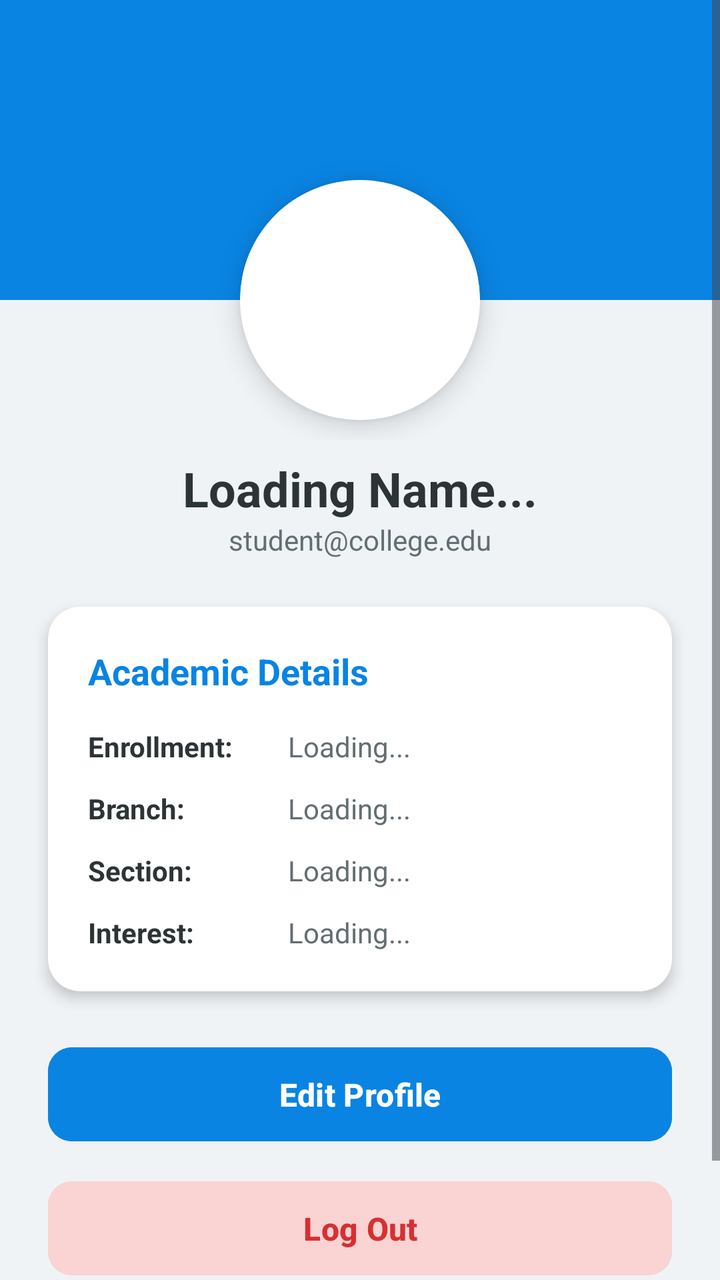
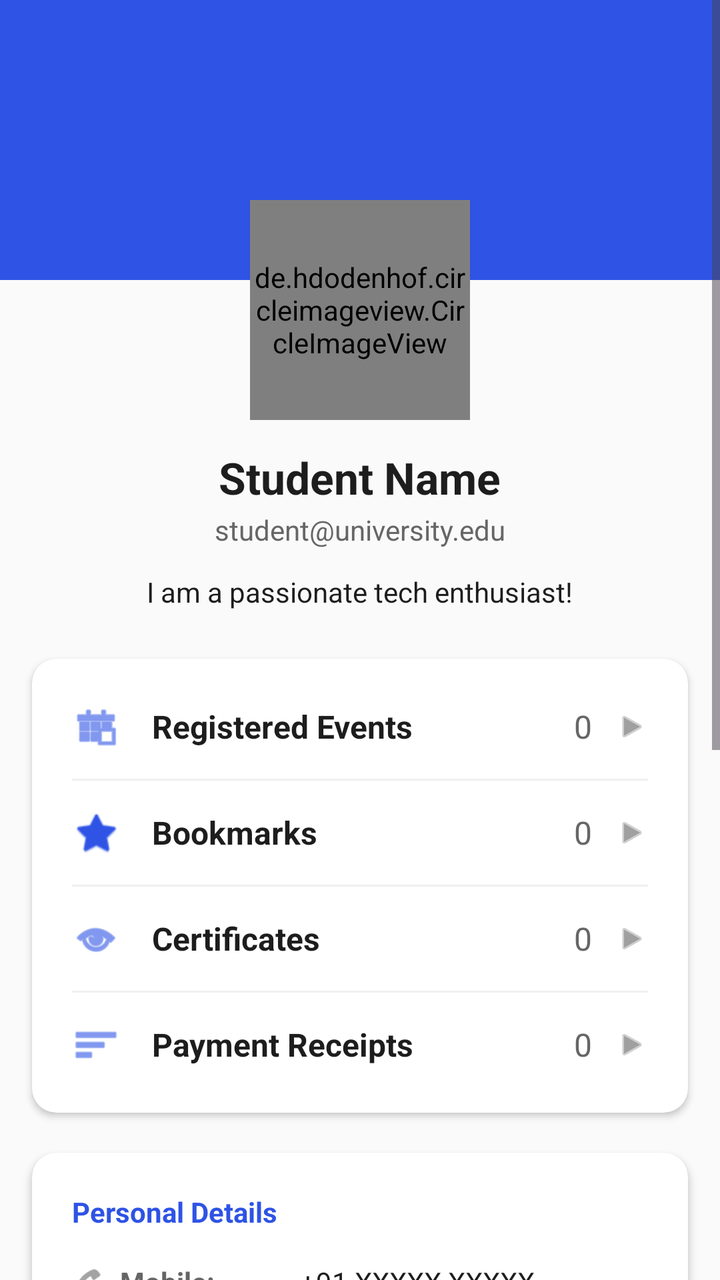

Before-and-after screenshots of an Android layout around one commit, followed by the original layout XML and the change that was made.
<!-- AndroidManifest.xml: application theme Theme.Campus_Sphere -->
<!-- res/layout/activity_profile_fixed.xml -->
<?xml version="1.0" encoding="utf-8"?>
<ScrollView xmlns:android="http://schemas.android.com/apk/res/android"
    xmlns:app="http://schemas.android.com/apk/res-auto"
    android:layout_width="match_parent"
    android:layout_height="match_parent"
    android:background="#EFF3F6"
    android:fillViewport="true">

    <LinearLayout
        android:layout_width="match_parent"
        android:layout_height="wrap_content"
        android:orientation="vertical"
        android:gravity="center_horizontal"
        android:paddingBottom="40dp">

        <FrameLayout
            android:layout_width="match_parent"
            android:layout_height="220dp">

            <View
                android:layout_width="match_parent"
                android:layout_height="150dp"
                android:background="#0984E3" />

            <androidx.cardview.widget.CardView
                android:layout_width="120dp"
                android:layout_height="120dp"
                android:layout_gravity="center_horizontal|bottom"
                android:layout_marginBottom="10dp"
                app:cardCornerRadius="60dp"
                app:cardElevation="8dp">

                <ImageView
                    android:id="@+id/profileImageDisplay"
                    android:layout_width="match_parent"
                    android:layout_height="match_parent"
                    android:src="@android:drawable/sym_def_app_icon"
                    android:scaleType="centerCrop"
                    android:background="#FFFFFF"/>
            </androidx.cardview.widget.CardView>
        </FrameLayout>

        <TextView
            android:id="@+id/profileName"
            android:layout_width="wrap_content"
            android:layout_height="wrap_content"
            android:text="Loading Name..."
            android:textSize="24sp"
            android:textStyle="bold"
            android:textColor="#2D3436"
            android:layout_marginTop="8dp"/>

        <TextView
            android:id="@+id/profileEmail"
            android:layout_width="wrap_content"
            android:layout_height="wrap_content"
            android:text="student@college.edu"
            android:textSize="14sp"
            android:textColor="#636E72"
            android:layout_marginBottom="24dp"/>

        <androidx.cardview.widget.CardView
            android:layout_width="match_parent"
            android:layout_height="wrap_content"
            android:layout_marginHorizontal="24dp"
            android:layout_marginBottom="24dp"
            app:cardCornerRadius="16dp"
            app:cardElevation="4dp"
            app:cardBackgroundColor="#FFFFFF">

            <LinearLayout
                android:layout_width="match_parent"
                android:layout_height="wrap_content"
                android:orientation="vertical"
                android:padding="20dp">

                <TextView
                    android:text="Academic Details"
                    android:textSize="18sp"
                    android:layout_width="wrap_content"
                    android:layout_height="wrap_content"
                    android:textStyle="bold"
                    android:textColor="#0984E3"
                    android:layout_marginBottom="16dp"/>

                <LinearLayout
                    android:layout_width="match_parent"
                    android:layout_height="wrap_content"
                    android:orientation="horizontal"
                    android:layout_marginBottom="12dp">
                    <TextView
                        android:text="Enrollment:"
                        android:textStyle="bold"
                        android:textColor="#2D3436"
                        android:layout_width="100dp"
                        android:layout_height="wrap_content"/>
                    <TextView
                        android:id="@+id/profileEnrollment"
                        android:text="Loading..."
                        android:textColor="#636E72"
                        android:layout_width="wrap_content"
                        android:layout_height="wrap_content"/>
                </LinearLayout>

                <LinearLayout
                    android:layout_width="match_parent"
                    android:layout_height="wrap_content"
                    android:orientation="horizontal"
                    android:layout_marginBottom="12dp">
                    <TextView
                        android:text="Branch:"
                        android:textStyle="bold"
                        android:textColor="#2D3436"
                        android:layout_width="100dp"
                        android:layout_height="wrap_content"/>
                    <TextView
                        android:id="@+id/profileBranch"
                        android:text="Loading..."
                        android:textColor="#636E72"
                        android:layout_width="wrap_content"
                        android:layout_height="wrap_content"/>
                </LinearLayout>

                <LinearLayout
                    android:layout_width="match_parent"
                    android:layout_height="wrap_content"
                    android:orientation="horizontal"
                    android:layout_marginBottom="12dp">
                    <TextView
                        android:text="Section:"
                        android:textStyle="bold"
                        android:textColor="#2D3436"
                        android:layout_width="100dp"
                        android:layout_height="wrap_content"/>
                    <TextView
                        android:id="@+id/profileSection"
                        android:text="Loading..."
                        android:textColor="#636E72"
                        android:layout_width="wrap_content"
                        android:layout_height="wrap_content"/>
                </LinearLayout>

                <LinearLayout
                    android:layout_width="match_parent"
                    android:layout_height="wrap_content"
                    android:orientation="horizontal">
                    <TextView
                        android:text="Interest:"
                        android:textStyle="bold"
                        android:textColor="#2D3436"
                        android:layout_width="100dp"
                        android:layout_height="wrap_content"/>
                    <TextView
                        android:id="@+id/profileInterest"
                        android:text="Loading..."
                        android:textColor="#636E72"
                        android:layout_width="wrap_content"
                        android:layout_height="wrap_content"/>
                </LinearLayout>

            </LinearLayout>
        </androidx.cardview.widget.CardView>

        <Button
            android:id="@+id/editProfileBtn"
            android:layout_width="match_parent"
            android:layout_height="55dp"
            android:layout_marginHorizontal="24dp"
            android:text="Edit Profile"
            android:textSize="16sp"
            android:textStyle="bold"
            android:textColor="#FFFFFF"
            android:backgroundTint="#0984E3"
            app:cornerRadius="12dp"
            android:layout_marginBottom="12dp"/>

        <Button
            android:id="@+id/logoutBtn"
            android:layout_width="match_parent"
            android:layout_height="55dp"
            android:layout_marginHorizontal="24dp"
            android:text="Log Out"
            android:textSize="16sp"
            android:textStyle="bold"
            android:textColor="#D63031"
            android:backgroundTint="#FAD3D3"
            app:cornerRadius="12dp"
            android:layout_marginBottom="24dp"/>

    </LinearLayout>
</ScrollView>
<!-- resources referenced by this layout -->
<resources>
  <style name="Theme.Campus_Sphere" parent="Base.Theme.Campus_Sphere" />
  <style name="Base.Theme.Campus_Sphere" parent="Theme.Material3.DayNight.NoActionBar">
          
          
      </style>
</resources>

<!-- the commit's change to res/layout/activity_profile_fixed.xml (unified diff, before → after) -->
@@ -3,188 +3,358 @@
     xmlns:app="http://schemas.android.com/apk/res-auto"
     android:layout_width="match_parent"
     android:layout_height="match_parent"
-    android:background="#EFF3F6"
+    android:background="#FAFAFA"
     android:fillViewport="true">
 
     <LinearLayout
         android:layout_width="match_parent"
         android:layout_height="wrap_content"
         android:orientation="vertical"
-        android:gravity="center_horizontal"
         android:paddingBottom="40dp">
 
+        
         <FrameLayout
             android:layout_width="match_parent"
             android:layout_height="220dp">
 
             <View
                 android:layout_width="match_parent"
-                android:layout_height="150dp"
-                android:background="#0984E3" />
-
-            <androidx.cardview.widget.CardView
-                android:layout_width="120dp"
-                android:layout_height="120dp"
+                android:layout_height="140dp"
+                android:background="#2E53E5" />
+
+            <de.hdodenhof.circleimageview.CircleImageView
+                android:id="@+id/profileImageDisplay"
+                android:layout_width="110dp"
+                android:layout_height="110dp"
                 android:layout_gravity="center_horizontal|bottom"
                 android:layout_marginBottom="10dp"
-                app:cardCornerRadius="60dp"
-                app:cardElevation="8dp">
-
-                <ImageView
-                    android:id="@+id/profileImageDisplay"
-                    android:layout_width="match_parent"
-                    android:layout_height="match_parent"
-                    android:src="@android:drawable/sym_def_app_icon"
-                    android:scaleType="centerCrop"
-                    android:background="#FFFFFF"/>
-            </androidx.cardview.widget.CardView>
+                android:src="@android:drawable/sym_def_app_icon"
+                app:civ_border_color="#FFFFFF"
+                app:civ_border_width="4dp"/>
         </FrameLayout>
 
-        <TextView
-            android:id="@+id/profileName"
-            android:layout_width="wrap_content"
+        
+        <LinearLayout
+            android:layout_width="match_parent"
             android:layout_height="wrap_content"
-            android:text="Loading Name..."
-            android:textSize="24sp"
-            android:textStyle="bold"
-            android:textColor="#2D3436"
-            android:layout_marginTop="8dp"/>
-
-        <TextView
-            android:id="@+id/profileEmail"
-            android:layout_width="wrap_content"
+            android:orientation="vertical"
+            android:gravity="center_horizontal"
+            android:paddingHorizontal="16dp">
+
+            <TextView
+                android:id="@+id/profileName"
+                android:layout_width="wrap_content"
+                android:layout_height="wrap_content"
+                android:text="Student Name"
+                android:textSize="22sp"
+                android:textStyle="bold"
+                android:textColor="#1D1D1D"
+                android:layout_marginTop="4dp"/>
+
+            <TextView
+                android:id="@+id/profileEmail"
+                android:layout_width="wrap_content"
+                android:layout_height="wrap_content"
+                android:text="student@university.edu"
+                android:textSize="14sp"
+                android:textColor="#666666"
+                android:layout_marginTop="2dp"/>
+                
+            <TextView
+                android:id="@+id/profileBio"
+                android:layout_width="wrap_content"
+                android:layout_height="wrap_content"
+                android:text="I am a passionate tech enthusiast!"
+                android:textSize="14sp"
+                android:textColor="#1D1D1D"
+                android:layout_marginTop="12dp"
+                android:textAlignment="center"/>
+        </LinearLayout>
+
+        
+        <androidx.cardview.widget.CardView
+            android:layout_width="match_parent"
             android:layout_height="wrap_content"
-            android:text="student@college.edu"
-            android:textSize="14sp"
-            android:textColor="#636E72"
-            android:layout_marginBottom="24dp"/>
-
-        <androidx.cardview.widget.CardView
-            android:layout_width="match_parent"
-            android:layout_height="wrap_content"
-            android:layout_marginHorizontal="24dp"
-            android:layout_marginBottom="24dp"
-            app:cardCornerRadius="16dp"
-            app:cardElevation="4dp"
+            android:layout_marginHorizontal="16dp"
+            android:layout_marginTop="24dp"
+            app:cardCornerRadius="12dp"
+            app:cardElevation="2dp"
             app:cardBackgroundColor="#FFFFFF">
 
             <LinearLayout
                 android:layout_width="match_parent"
                 android:layout_height="wrap_content"
                 android:orientation="vertical"
+                android:paddingVertical="8dp">
+
+                
+                <LinearLayout
+                    android:id="@+id/sectionRegisteredEvents"
+                    android:layout_width="match_parent"
+                    android:layout_height="wrap_content"
+                    android:orientation="horizontal"
+                    android:paddingHorizontal="20dp"
+                    android:paddingVertical="14dp"
+                    android:gravity="center_vertical"
+                    android:clickable="true"
+                    android:focusable="true"
+                    android:background="?android:attr/selectableItemBackground">
+                    <ImageView android:layout_width="24dp" android:layout_height="24dp" android:src="@android:drawable/ic_menu_today" app:tint="#2E53E5"/>
+                    <TextView android:layout_width="0dp" android:layout_weight="1" android:layout_height="wrap_content" android:text="Registered Events" android:textSize="16sp" android:textColor="#1D1D1D" android:layout_marginStart="16dp" android:textStyle="bold"/>
+                    <TextView android:id="@+id/profileEvents" android:layout_width="wrap_content" android:layout_height="wrap_content" android:text="0" android:textSize="16sp" android:textColor="#666666" android:layout_marginEnd="12dp"/>
+                    <ImageView android:layout_width="16dp" android:layout_height="16dp" android:src="@android:drawable/ic_media_play" app:tint="#A0A0A0"/>
+                </LinearLayout>
+
+                <View android:layout_width="match_parent" android:layout_height="1dp" android:background="#F0F0F0" android:layout_marginHorizontal="20dp"/>
+
+                
+                <LinearLayout
+                    android:id="@+id/sectionBookmarks"
+                    android:layout_width="match_parent"
+                    android:layout_height="wrap_content"
+                    android:orientation="horizontal"
+                    android:paddingHorizontal="20dp"
+                    android:paddingVertical="14dp"
+                    android:gravity="center_vertical"
+                    android:clickable="true"
+                    android:focusable="true"
+                    android:background="?android:attr/selectableItemBackground">
+                    <ImageView android:layout_width="24dp" android:layout_height="24dp" android:src="@android:drawable/btn_star_big_off" app:tint="#2E53E5"/>
+                    <TextView android:layout_width="0dp" android:layout_weight="1" android:layout_height="wrap_content" android:text="Bookmarks" android:textSize="16sp" android:textColor="#1D1D1D" android:layout_marginStart="16dp" android:textStyle="bold"/>
+                    <TextView android:id="@+id/profileBookmarks" android:layout_width="wrap_content" android:layout_height="wrap_content" android:text="0" android:textSize="16sp" android:textColor="#666666" android:layout_marginEnd="12dp"/>
+                    <ImageView android:layout_width="16dp" android:layout_height="16dp" android:src="@android:drawable/ic_media_play" app:tint="#A0A0A0"/>
+                </LinearLayout>
+
+                <View android:layout_width="match_parent" android:layout_height="1dp" android:background="#F0F0F0" android:layout_marginHorizontal="20dp"/>
+
+                
+                <LinearLayout
+                    android:id="@+id/sectionCertificates"
+                    android:layout_width="match_parent"
+                    android:layout_height="wrap_content"
+                    android:orientation="horizontal"
+                    android:paddingHorizontal="20dp"
+                    android:paddingVertical="14dp"
+                    android:gravity="center_vertical"
+                    android:clickable="true"
+                    android:focusable="true"
+                    android:background="?android:attr/selectableItemBackground">
+                    <ImageView android:layout_width="24dp" android:layout_height="24dp" android:src="@android:drawable/ic_menu_view" app:tint="#2E53E5"/>
+                    <TextView android:layout_width="0dp" android:layout_weight="1" android:layout_height="wrap_content" android:text="Certificates" android:textSize="16sp" android:textColor="#1D1D1D" android:layout_marginStart="16dp" android:textStyle="bold"/>
+                    <TextView android:id="@+id/profileCertificates" android:layout_width="wrap_content" android:layout_height="wrap_content" android:text="0" android:textSize="16sp" android:textColor="#666666" android:layout_marginEnd="12dp"/>
+                    <ImageView android:layout_width="16dp" android:layout_height="16dp" android:src="@android:drawable/ic_media_play" app:tint="#A0A0A0"/>
+                </LinearLayout>
+
+                <View android:layout_width="match_parent" android:layout_height="1dp" android:background="#F0F0F0" android:layout_marginHorizontal="20dp"/>
+
+                
+                <LinearLayout
+                    android:id="@+id/sectionReceipts"
+                    android:layout_width="match_parent"
+                    android:layout_height="wrap_content"
+                    android:orientation="horizontal"
+                    android:paddingHorizontal="20dp"
+                    android:paddingVertical="14dp"
+                    android:gravity="center_vertical"
+                    android:clickable="true"
+                    android:focusable="true"
+                    android:background="?android:attr/selectableItemBackground">
+                    <ImageView android:layout_width="24dp" android:layout_height="24dp" android:src="@android:drawable/ic_menu_sort_by_size" app:tint="#2E53E5"/>
+                    <TextView android:layout_width="0dp" android:layout_weight="1" android:layout_height="wrap_content" android:text="Payment Receipts" android:textSize="16sp" android:textColor="#1D1D1D" android:layout_marginStart="16dp" android:textStyle="bold"/>
+                    <TextView android:id="@+id/profileReceipts" android:layout_width="wrap_content" android:layout_height="wrap_content" android:text="0" android:textSize="16sp" android:textColor="#666666" android:layout_marginEnd="12dp"/>
+                    <ImageView android:layout_width="16dp" android:layout_height="16dp" android:src="@android:drawable/ic_media_play" app:tint="#A0A0A0"/>
+                </LinearLayout>
+
+            </LinearLayout>
+        </androidx.cardview.widget.CardView>
+
+        
+        <androidx.cardview.widget.CardView
+            android:layout_width="match_parent"
+            android:layout_height="wrap_content"
+            android:layout_marginHorizontal="16dp"
+            android:layout_marginTop="20dp"
+            android:layout_marginBottom="16dp"
+            app:cardCornerRadius="12dp"
+            app:cardElevation="2dp"
+            app:cardBackgroundColor="#FFFFFF">
+
+            <LinearLayout
+                android:layout_width="match_parent"
+                android:layout_height="wrap_content"
+                android:orientation="vertical"
                 android:padding="20dp">
+
+                <TextView
+                    android:text="Personal Details"
+                    android:textSize="14sp"
+                    android:layout_width="wrap_content"
+                    android:layout_height="wrap_content"
+                    android:textStyle="bold"
+                    android:textColor="#2E53E5"
+                    android:layout_marginBottom="16dp"/>
+
+                
+                <LinearLayout
+                    android:layout_width="match_parent"
+                    android:layout_height="wrap_content"
+                    android:orientation="horizontal"
+                    android:layout_marginBottom="12dp">
+                    <ImageView android:layout_width="16dp" android:layout_height="16dp" android:src="@android:drawable/ic_menu_call" app:tint="#666666" android:layout_gravity="center_vertical"/>
+                    <TextView
+                        android:text="Mobile:"
+                        android:textStyle="bold"
+                        android:textColor="#666666"
+                        android:layout_width="90dp"
+                        android:layout_height="wrap_content"
+                        android:layout_marginStart="8dp"/>
+                    <TextView
+                        android:id="@+id/profileMobile"
+                        android:text="+91 XXXXX XXXXX"
+                        android:textColor="#1D1D1D"
+                        android:layout_width="wrap_content"
+                        android:layout_height="wrap_content"/>
+                </LinearLayout>
+
+                <View android:layout_width="match_parent" android:layout_height="1dp" android:background="#F0F0F0" android:layout_marginBottom="12dp"/>
 
                 <TextView
                     android:text="Academic Details"
-                    android:textSize="18sp"
+                    android:textSize="14sp"
                     android:layout_width="wrap_content"
                     android:layout_height="wrap_content"
                     android:textStyle="bold"
-                    android:textColor="#0984E3"
+                    android:textColor="#2E53E5"
                     android:layout_marginBottom="16dp"/>
 
+                
                 <LinearLayout
                     android:layout_width="match_parent"
                     android:layout_height="wrap_content"
                     android:orientation="horizontal"
                     android:layout_marginBottom="12dp">
+                    <ImageView android:layout_width="16dp" android:layout_height="16dp" android:src="@android:drawable/ic_menu_myplaces" app:tint="#666666" android:layout_gravity="center_vertical"/>
                     <TextView
                         android:text="Enrollment:"
                         android:textStyle="bold"
-                        android:textColor="#2D3436"
-                        android:layout_width="100dp"
-                        android:layout_height="wrap_content"/>
+                        android:textColor="#666666"
+                        android:layout_width="90dp"
+                        android:layout_height="wrap_content"
+                        android:layout_marginStart="8dp"/>
                     <TextView
                         android:id="@+id/profileEnrollment"
-                        android:text="Loading..."
-                        android:textColor="#636E72"
+                        android:text="000000XXXX"
+                        android:textColor="#1D1D1D"
                         android:layout_width="wrap_content"
                         android:layout_height="wrap_content"/>
                 </LinearLayout>
 
+                
                 <LinearLayout
                     android:layout_width="match_parent"
                     android:layout_height="wrap_content"
                     android:orientation="horizontal"
                     android:layout_marginBottom="12dp">
+                    <ImageView android:layout_width="16dp" android:layout_height="16dp" android:src="@android:drawable/ic_menu_agenda" app:tint="#666666" android:layout_gravity="center_vertical"/>
                     <TextView
                         android:text="Branch:"
                         android:textStyle="bold"
-                        android:textColor="#2D3436"
-                        android:layout_width="100dp"
-                        android:layout_height="wrap_content"/>
+                        android:textColor="#666666"
+                        android:layout_width="90dp"
+                        android:layout_height="wrap_content"
+                        android:layout_marginStart="8dp"/>
                     <TextView
                         android:id="@+id/profileBranch"
-                        android:text="Loading..."
-                        android:textColor="#636E72"
+                        android:text="CSE"
+                        android:textColor="#1D1D1D"
                         android:layout_width="wrap_content"
                         android:layout_height="wrap_content"/>
                 </LinearLayout>
 
+                
                 <LinearLayout
                     android:layout_width="match_parent"
                     android:layout_height="wrap_content"
                     android:orientation="horizontal"
                     android:layout_marginBottom="12dp">
-                    <TextView
-                        android:text="Section:"
-                        android:textStyle="bold"
-                        android:textColor="#2D3436"
-                        android:layout_width="100dp"
-                        android:layout_height="wrap_content"/>
-                    <TextView
-                        android:id="@+id/profileSection"
-                        android:text="Loading..."
-                        android:textColor="#636E72"
+                    <ImageView android:layout_width="16dp" android:layout_height="16dp" android:src="@android:drawable/ic_menu_today" app:tint="#666666" android:layout_gravity="center_vertical"/>
+                    <TextView
+                        android:text="Year:"
+                        android:textStyle="bold"
+                        android:textColor="#666666"
+                        android:layout_width="90dp"
+                        android:layout_height="wrap_content"
+                        android:layout_marginStart="8dp"/>
+                    <TextView
+                        android:id="@+id/profileYear"
+                        android:text="3rd Year"
+                        android:textColor="#1D1D1D"
                         android:layout_width="wrap_content"
                         android:layout_height="wrap_content"/>
                 </LinearLayout>
-
+                
+                <View android:layout_width="match_parent" android:layout_height="1dp" android:background="#F0F0F0" android:layout_marginBottom="12dp"/>
+
+                <TextView
+                    android:text="Other"
+                    android:textSize="14sp"
+                    android:layout_width="wrap_content"
+                    android:layout_height="wrap_content"
+                    android:textStyle="bold"
+                    android:textColor="#2E53E5"
+                    android:layout_marginBottom="16dp"/>
+
+                
                 <LinearLayout
                     android:layout_width="match_parent"
                     android:layout_height="wrap_content"
                     android:orientation="horizontal">
-                    <TextView
-                        android:text="Interest:"
-                        android:textStyle="bold"
-                        android:textColor="#2D3436"
-                        android:layout_width="100dp"
-                        android:layout_height="wrap_content"/>
+                    <ImageView android:layout_width="16dp" android:layout_height="16dp" android:src="@android:drawable/ic_menu_compass" app:tint="#666666" android:layout_gravity="top"/>
+                    <TextView
+                        android:text="Interests:"
+                        android:textStyle="bold"
+                        android:textColor="#666666"
+                        android:layout_width="90dp"
+                        android:layout_height="wrap_content"
+                        android:layout_marginStart="8dp"/>
                     <TextView
                         android:id="@+id/profileInterest"
-                        android:text="Loading..."
-                        android:textColor="#636E72"
-                        android:layout_width="wrap_content"
+                        android:text="Coding, Design UI"
+                        android:textColor="#1D1D1D"
+                        android:layout_width="0dp"
+                        android:layout_weight="1"
                         android:layout_height="wrap_content"/>
                 </LinearLayout>
 
             </LinearLayout>
         </androidx.cardview.widget.CardView>
 
-        <Button
+        <com.google.android.material.button.MaterialButton
             android:id="@+id/editProfileBtn"
             android:layout_width="match_parent"
             android:layout_height="55dp"
-            android:layout_marginHorizontal="24dp"
-            android:text="Edit Profile"
+            android:layout_marginHorizontal="16dp"
+            android:text="Edit Details"
             android:textSize="16sp"
             android:textStyle="bold"
-            android:textColor="#FFFFFF"
-            android:backgroundTint="#0984E3"
-            app:cornerRadius="12dp"
+            android:textColor="#2E53E5"
+            android:backgroundTint="#F0F4FF"
+            app:cornerRadius="8dp"
+            app:elevation="0dp"
             android:layout_marginBottom="12dp"/>
 
-        <Button
+        <com.google.android.material.button.MaterialButton
             android:id="@+id/logoutBtn"
             android:layout_width="match_parent"
             android:layout_height="55dp"
-            android:layout_marginHorizontal="24dp"
-            android:text="Log Out"
+            android:layout_marginHorizontal="16dp"
+            android:text="Logout"
             android:textSize="16sp"
             android:textStyle="bold"
-            android:textColor="#D63031"
-            android:backgroundTint="#FAD3D3"
-            app:cornerRadius="12dp"
+            android:textColor="#EF4444"
+            android:backgroundTint="#FEF2F2"
+            app:cornerRadius="8dp"
+            app:elevation="0dp"
             android:layout_marginBottom="24dp"/>
 
     </LinearLayout>
<!-- resource entries referenced after the edit -->
@@ -2,8 +2,25 @@
 <resources>
   <style name="Theme.Campus_Sphere" parent="Base.Theme.Campus_Sphere" />
   <style name="Base.Theme.Campus_Sphere" parent="Theme.Material3.DayNight.NoActionBar">
-          
-          
+          <item name="colorPrimary">@color/app_primary</item>
+          <item name="colorOnPrimary">@color/app_on_primary</item>
+          <item name="colorPrimaryContainer">@color/app_primary_container</item>
+          <item name="colorSecondary">@color/app_secondary</item>
+          <item name="colorSecondaryContainer">@color/app_secondary_container</item>
+          <item name="colorSurface">@color/app_surface</item>
+          <item name="colorOnSurface">@color/app_on_surface</item>
+          <item name="colorError">@color/app_error</item>
+          <item name="android:windowBackground">@color/app_background</item>
+          <item name="android:navigationBarColor">@color/app_surface</item>
       </style>
+  <color name="app_primary">#0B3D91</color>
+  <color name="app_on_primary">#FFFFFF</color>
+  <color name="app_primary_container">#DCE7FF</color>
+  <color name="app_secondary">#00B894</color>
+  <color name="app_secondary_container">#D6FFF4</color>
+  <color name="app_surface">#FFFFFF</color>
+  <color name="app_on_surface">#1F2937</color>
+  <color name="app_error">#D63031</color>
+  <color name="app_background">#F6F7FB</color>
 </resources>
 
